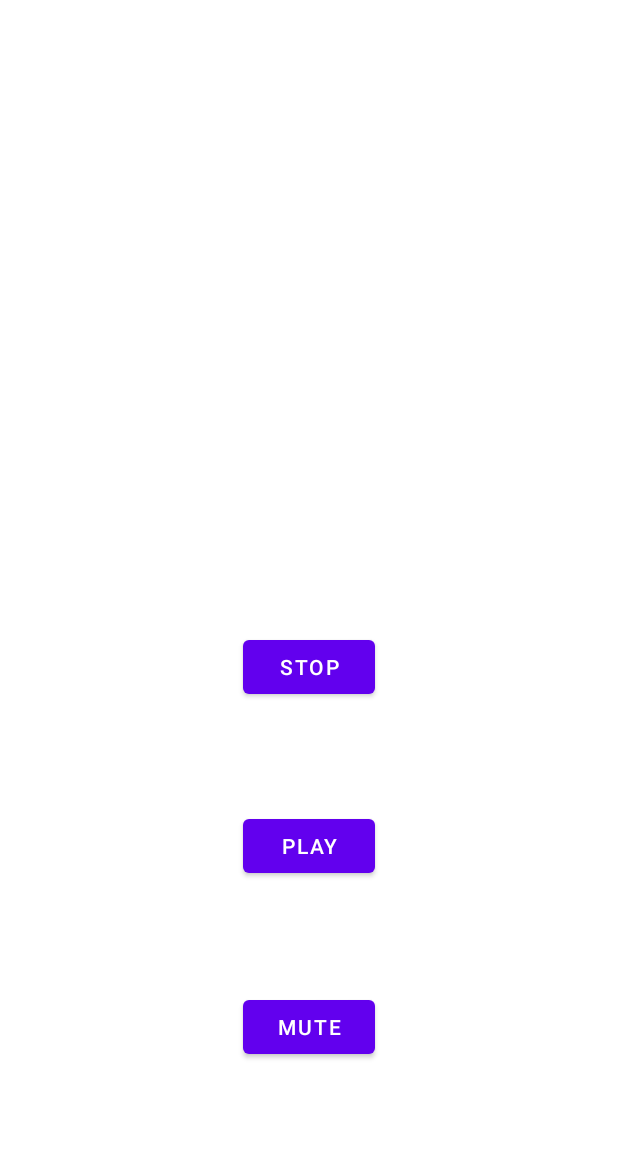
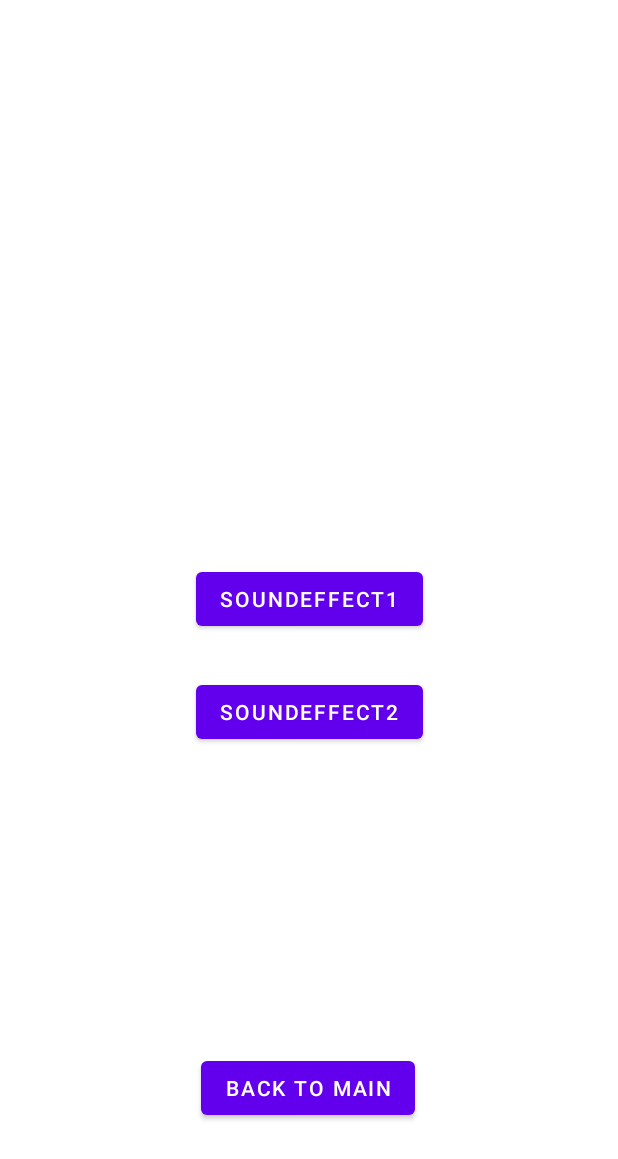
Before and after one commit to Fr33ze/escape.exe, an Android app: the layout activity_sound_pool.xml on its own in the app's theme, with its tools: preview values and no code run, on a phone screen of 412 x 824 dp. Shown: the top 1159 px of the screen. Run offline under Robolectric (Android 15) with nearby library versions, the phone set to English and light mode, and no system bars.

Commit message:
updated SoundPool and MediaPlayer
changed MediaPlayer and SoundPool so that they are accessable for testing purposes via MainScreen and can be called via intent.

```diff
--- a/app/src/main/AndroidManifest.xml
+++ b/app/src/main/AndroidManifest.xml
@@ -9,6 +9,8 @@
         android:roundIcon="@mipmap/ic_launcher_round"
         android:supportsRtl="true"
         android:theme="@style/Theme.MMUESB10">
+        <activity android:name=".SoundPool"></activity>
+        <activity android:name=".MediaPlayer" />
         <activity
             android:name=".MainActivity"
             android:screenOrientation="landscape"
@@ -22,8 +24,7 @@
         <activity
             android:name=".GameActivity"
             android:screenOrientation="landscape"
-            android:theme="@android:style/Theme.NoTitleBar.Fullscreen">
-        </activity>
+            android:theme="@android:style/Theme.NoTitleBar.Fullscreen" />
     </application>
 
 </manifest>
--- a/app/src/main/res/layout/activity_mediaplayer.xml
+++ b/app/src/main/res/layout/activity_sound_pool.xml
@@ -4,45 +4,48 @@
     xmlns:tools="http://schemas.android.com/tools"
     android:layout_width="match_parent"
     android:layout_height="match_parent"
-    android:background="@color/white"
-    tools:context=".CustomMediaPlayer">
+    android:orientation="vertical"
+    android:gravity="center"
+    tools:context=".SoundPool">
 
     <Button
-        android:id="@+id/btn_play"
+        android:id="@+id/btn_soundeffect1"
         android:layout_width="wrap_content"
         android:layout_height="wrap_content"
-        android:onClick="play"
-        android:text="Play"
+        android:onClick="playSoundEffect"
+        android:text="SoundEffect1"
         app:layout_constraintBottom_toBottomOf="parent"
         app:layout_constraintEnd_toEndOf="parent"
+        app:layout_constraintHorizontal_bias="0.501"
         app:layout_constraintStart_toStartOf="parent"
         app:layout_constraintTop_toTopOf="parent"
-        app:layout_constraintVertical_bias="0.696" />
+        app:layout_constraintVertical_bias="0.484" />
 
     <Button
-        android:id="@+id/btn_mute"
+        android:id="@+id/btn_soundeffect2"
         android:layout_width="wrap_content"
         android:layout_height="wrap_content"
-        android:onClick="onClickToggleMute"
-        android:text="Mute"
+        android:onClick="playSoundEffect"
+        android:text="SoundEffect2"
         app:layout_constraintBottom_toBottomOf="parent"
         app:layout_constraintEnd_toEndOf="parent"
-        app:layout_constraintHorizontal_bias="0.499"
+        app:layout_constraintHorizontal_bias="0.501"
         app:layout_constraintStart_toStartOf="parent"
         app:layout_constraintTop_toTopOf="parent"
-        app:layout_constraintVertical_bias="0.851" />
+        app:layout_constraintVertical_bias="0.581" />
+
 
     <Button
-        android:id="@+id/btn_stop"
+        android:id="@+id/btn_backToMain"
         android:layout_width="wrap_content"
         android:layout_height="wrap_content"
-        android:onClick="stop"
-        android:text="Stop"
+        android:onClick="onClickBackToMain"
+        android:text="Back To Main"
         app:layout_constraintBottom_toBottomOf="parent"
         app:layout_constraintEnd_toEndOf="parent"
-        app:layout_constraintHorizontal_bias="0.499"
+        app:layout_constraintHorizontal_bias="0.498"
         app:layout_constraintStart_toStartOf="parent"
         app:layout_constraintTop_toTopOf="parent"
-        app:layout_constraintVertical_bias="0.542" />
+        app:layout_constraintVertical_bias="0.904" />
 
 </androidx.constraintlayout.widget.ConstraintLayout>
```
Also changed, not shown: app/src/main/java/at/ac/tuwien/mmue_sb10/CustomMediaPlayer.java (deleted, +0 -57 lines), app/src/main/java/at/ac/tuwien/mmue_sb10/CustomSoundPool.java (deleted, +0 -72 lines), app/src/main/java/at/ac/tuwien/mmue_sb10/MainActivity.java (+11 -0 lines), app/src/main/java/at/ac/tuwien/mmue_sb10/MediaPlayer.java (added, +63 -0 lines), app/src/main/java/at/ac/tuwien/mmue_sb10/SoundPool.java (added, +53 -0 lines), app/src/main/res/layout/activity_main.xml (+26 -0 lines), app/src/main/res/layout/activity_media_player.xml (added, +61 -0 lines), app/src/main/res/layout/activity_soundpool.xml (deleted, +0 -56 lines).
